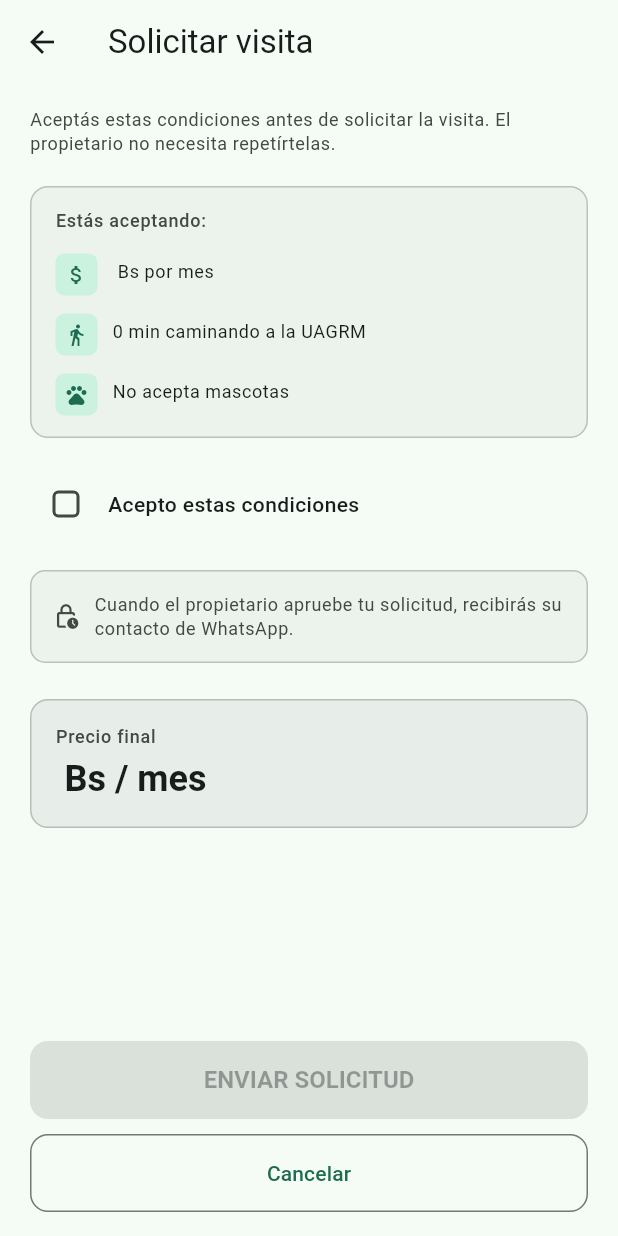
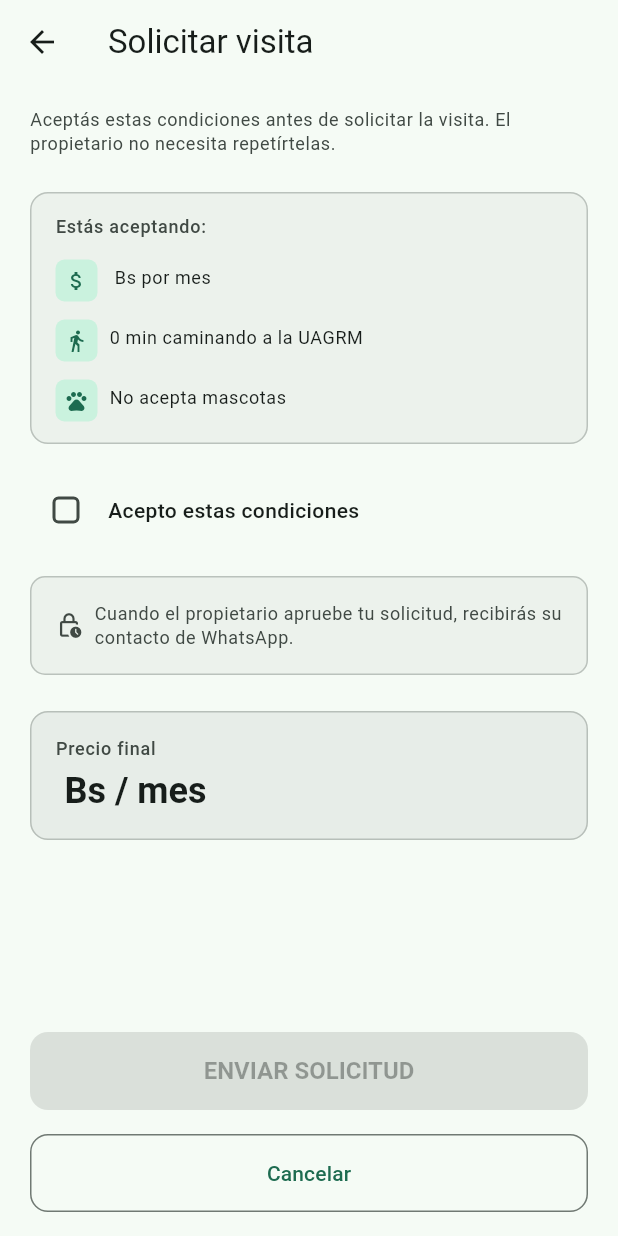
Before and after one commit to gadrilee/PetConnect, a Flutter app: the SolicitarVisitaScreen screen opened directly with empty values, on a phone screen of 412 x 824 dp. Run offline on Flutter 3.47's test engine with Material 3 defaults, Android fonts, the phone set to English and light mode, and no system bars; our stand-ins replace flutter_secure_storage, geolocator, image_picker; accounts and stored records are empty; network calls fail.

Commit message:
style(mobile): la escala de espaciado cubre las 4 pantallas del flujo
Se reemplazaron los valores sueltos por las constantes de Espacio en
buscar, resultados, anuncio y solicitar_visita. Cada reemplazo se eligio
por significado, no redondeando: xs para lo que va dentro de un mismo
elemento, sm para lo que se lee junto, md para contenido relacionado,
lg entre grupos.

Las 4 pantallas del recorrido documentado quedan en 0 valores fuera de
escala. Quedan anotadas mis_solicitudes (1) y solicitud_estado (15),
que no forman parte del recorrido que se probo.

```diff
--- a/mobile/lib/features/buscar/presentation/buscar_screen.dart
+++ b/mobile/lib/features/buscar/presentation/buscar_screen.dart
@@ -2,6 +2,7 @@ import 'package:flutter/material.dart';
 import 'package:flutter/services.dart';
 import 'package:provider/provider.dart';
 
+import '../../../core/theme.dart';
 import '../../anuncios/data/anuncio.dart';
 import '../data/solicitudes_repository.dart';
 import '../providers/buscar_provider.dart';
@@ -76,7 +77,7 @@ class _BuscarScreenState extends State<BuscarScreen> {
         leading: const BackButton(),
       ),
       body: ListView(
-        padding: const EdgeInsets.all(20),
+        padding: const EdgeInsets.all(Espacio.lg),
         children: [
           // ---- Precio máximo ----
           Text('Precio máximo por mes (Bs)',
@@ -176,7 +177,7 @@ class _SelectorTipo extends StatelessWidget {
               onTap: () => alCambiar(activo ? null : tipo),
               child: AnimatedContainer(
                 duration: const Duration(milliseconds: 180),
-                padding: const EdgeInsets.symmetric(vertical: 12),
+                padding: const EdgeInsets.symmetric(vertical: Espacio.md),
                 decoration: BoxDecoration(
                   color: activo ? esquema.primaryContainer : esquema.surfaceContainerHighest.withValues(alpha: 0.4),
                   borderRadius: BorderRadius.circular(10),
--- a/mobile/lib/features/buscar/presentation/resultados_screen.dart
+++ b/mobile/lib/features/buscar/presentation/resultados_screen.dart
@@ -43,7 +43,7 @@ class ResultadosScreen extends StatelessWidget {
                       child: ListView.separated(
                         padding: const EdgeInsets.fromLTRB(20, 8, 20, 24),
                         itemCount: provider.resultados.length,
-                        separatorBuilder: (_, i) => const SizedBox(height: 12),
+                        separatorBuilder: (_, i) => const SizedBox(height: Espacio.md),
                         itemBuilder: (ctx, i) {
                           final anuncio = provider.resultados[i];
                           return _TarjetaAnuncio(
@@ -81,7 +81,7 @@ class _TarjetaAnuncio extends StatelessWidget {
       child: InkWell(
         onTap: alTocar,
         child: Padding(
-          padding: const EdgeInsets.all(12),
+          padding: const EdgeInsets.all(Espacio.md),
           child: Row(
             crossAxisAlignment: CrossAxisAlignment.start,
             children: [
@@ -92,7 +92,7 @@ class _TarjetaAnuncio extends StatelessWidget {
                   foto: anuncio.fotos.isNotEmpty ? anuncio.fotos.first : null,
                 ),
               ),
-              const SizedBox(width: 14),
+              const SizedBox(width: Espacio.md),
               // Info
               Expanded(
                 child: Column(
--- a/mobile/lib/features/buscar/presentation/solicitar_visita_screen.dart
+++ b/mobile/lib/features/buscar/presentation/solicitar_visita_screen.dart
@@ -1,6 +1,7 @@
 import 'package:flutter/material.dart';
 import 'package:provider/provider.dart';
 
+import '../../../core/theme.dart';
 import '../../anuncios/data/anuncio.dart';
 import '../providers/solicitud_provider.dart';
 import 'solicitud_estado_screen.dart';
@@ -79,7 +80,7 @@ class _SolicitarVisitaScreenState extends State<SolicitarVisitaScreen> {
             style: texto.bodySmall?.copyWith(color: esquema.onSurfaceVariant),
           ),
 
-          const SizedBox(height: 20),
+          const SizedBox(height: Espacio.lg),
 
           // ---- Condiciones del anuncio ----
           Container(
@@ -151,7 +152,7 @@ class _SolicitarVisitaScreenState extends State<SolicitarVisitaScreen> {
 
           // ---- Aviso del contacto ----
           Container(
-            padding: const EdgeInsets.all(14),
+            padding: const EdgeInsets.all(Espacio.md),
             decoration: BoxDecoration(
               color: esquema.surfaceContainerHighest.withValues(alpha: 0.4),
               borderRadius: BorderRadius.circular(10),
@@ -160,7 +161,7 @@ class _SolicitarVisitaScreenState extends State<SolicitarVisitaScreen> {
             child: Row(
               children: [
                 Icon(Icons.lock_clock_outlined, size: 18, color: esquema.onSurfaceVariant),
-                const SizedBox(width: 10),
+                const SizedBox(width: Espacio.sm),
                 Expanded(
                   child: Text(
                     'Cuando el propietario apruebe tu solicitud, '
@@ -215,7 +216,7 @@ class _SolicitarVisitaScreenState extends State<SolicitarVisitaScreen> {
                     )
                   : const Text('ENVIAR SOLICITUD'),
             ),
-            const SizedBox(height: 10),
+            const SizedBox(height: Espacio.md),
             OutlinedButton(
               onPressed: provider.cargando ? null : () => Navigator.of(context).pop(),
               style: OutlinedButton.styleFrom(
@@ -254,7 +255,7 @@ class _FilaCondicion extends StatelessWidget {
             ),
             child: Icon(icono, size: 16, color: esquema.primary),
           ),
-          const SizedBox(width: 10),
+          const SizedBox(width: Espacio.sm),
           Expanded(
             child: Padding(
               padding: const EdgeInsets.only(top: 4),
```
Also changed, not shown: mobile/lib/features/buscar/presentation/anuncio_screen.dart (+6 -5 lines), 1 other file.
